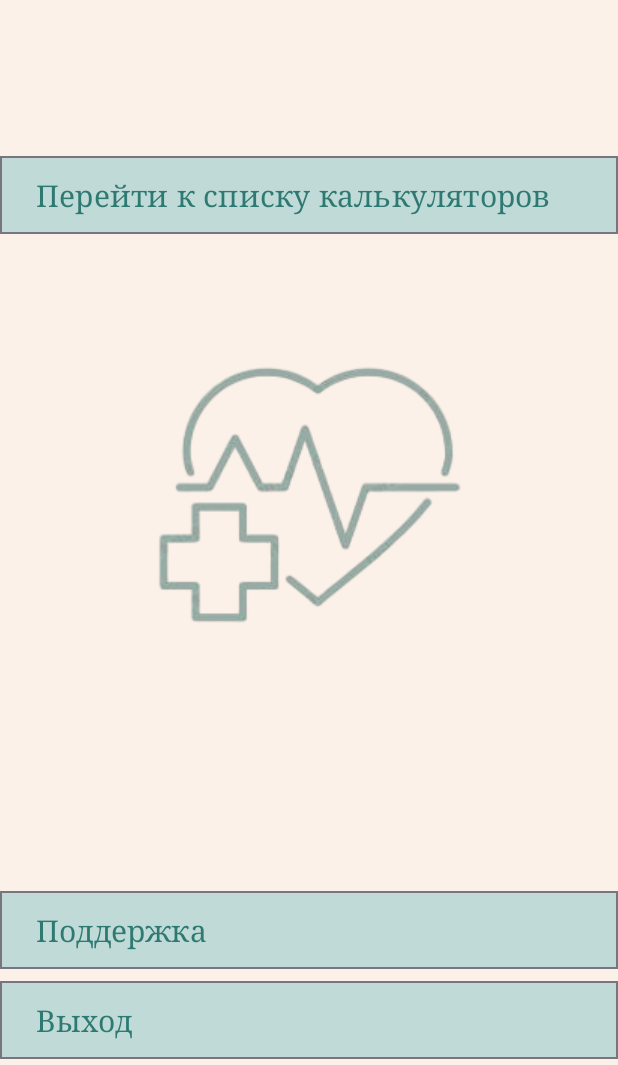
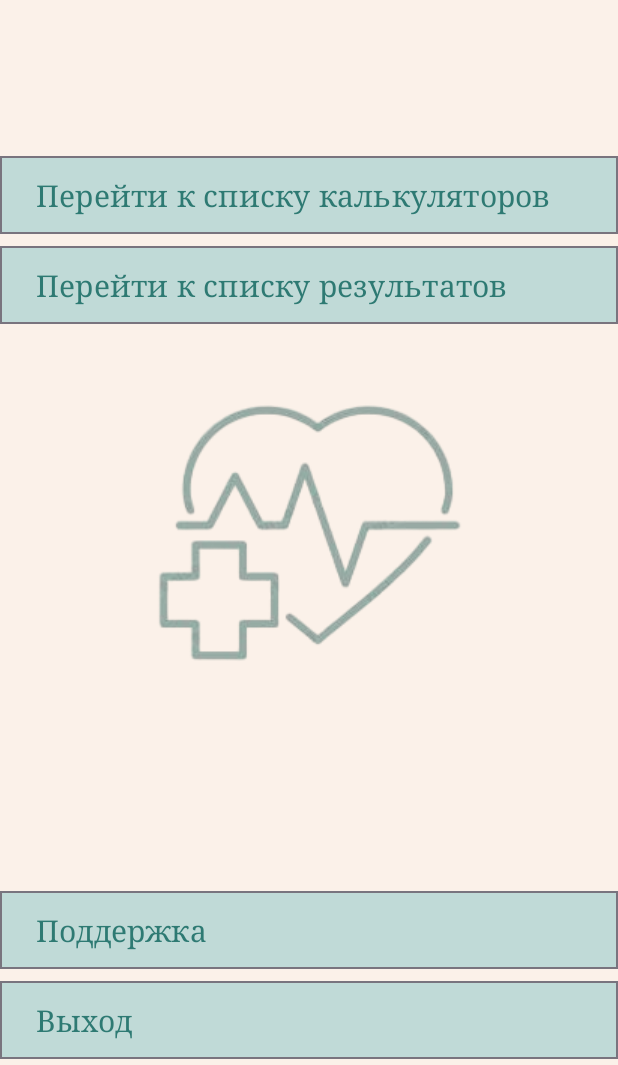
Before and after one commit to flexxlufcu/MedicalCalculator, an Android app: the index screen opened directly, with no data from a screen before it, after a tap on "Вернуться на главную страницу", on a phone screen of 412 x 824 dp, the part 171-1236 px from its top. Run offline under Robolectric (Android 15) with nearby library versions, the phone set to English and light mode, and no system bars; 3 other taps on this screen came first.

Commit message:
added data saving.

```diff
--- a/app/src/main/AndroidManifest.xml
+++ b/app/src/main/AndroidManifest.xml
@@ -12,6 +12,9 @@
         android:supportsRtl="true"
         android:theme="@style/Theme.MedicalCalculator"
         tools:targetApi="31">
+        <activity
+            android:name=".save"
+            android:exported="false" />
         <activity
             android:name=".help"
             android:exported="false" />
--- a/app/src/main/java/com/example/medicalcalculator/index.java
+++ b/app/src/main/java/com/example/medicalcalculator/index.java
@@ -11,7 +11,8 @@ import android.widget.TextView;
 
 public class index extends AppCompatActivity {
 
-    double h, kg, result;
+    double h, kg;
+    static double result;
     EditText Text1, Text2;
     TextView Text;
 
--- a/app/src/main/java/com/example/medicalcalculator/kaliy.java
+++ b/app/src/main/java/com/example/medicalcalculator/kaliy.java
@@ -11,7 +11,8 @@ import android.widget.TextView;
 
 public class kaliy extends AppCompatActivity {
 
-    double m, kpl, result;
+    double m, kpl;
+    static double result;
     EditText Text1, Text2;
     TextView Text;
 
--- a/app/src/main/java/com/example/medicalcalculator/list_of_calculators.java
+++ b/app/src/main/java/com/example/medicalcalculator/list_of_calculators.java
@@ -48,4 +48,5 @@ public class list_of_calculators extends AppCompatActivity {
         Intent intent = new Intent(this, kaliy.class);
         startActivity(intent);
     }
+
 }
--- a/app/src/main/java/com/example/medicalcalculator/miokard.java
+++ b/app/src/main/java/com/example/medicalcalculator/miokard.java
@@ -11,7 +11,8 @@ import android.widget.TextView;
 
 public class miokard extends AppCompatActivity {
 
-    double mgpd, kdr, tzslgd, result;
+    double mgpd, kdr, tzslgd;
+    static double result;
     EditText Text1, Text2, Text3;
     TextView Text;
 
--- a/app/src/main/java/com/example/medicalcalculator/qt.java
+++ b/app/src/main/java/com/example/medicalcalculator/qt.java
@@ -11,7 +11,8 @@ import android.widget.TextView;
 
 public class qt extends AppCompatActivity {
 
-    double qt, rr, kof, result;
+    double qt, rr, kof;
+    static double result;
     EditText Text1, Text2, Text3;
     TextView Text;
 
--- a/app/src/main/java/com/example/medicalcalculator/spid.java
+++ b/app/src/main/java/com/example/medicalcalculator/spid.java
@@ -11,7 +11,8 @@ import android.widget.TextView;
 
 public class spid extends AppCompatActivity {
 
-    double m, doza, concentrate, result;
+    double m, doza, concentrate;
+    static double result;
     EditText Text1, Text2, Text3;
     TextView Text;
 
--- a/app/src/main/java/com/example/medicalcalculator/svkvp.java
+++ b/app/src/main/java/com/example/medicalcalculator/svkvp.java
@@ -11,7 +11,8 @@ import android.widget.TextView;
 
 public class svkvp extends AppCompatActivity {
 
-    double vv, t, result;
+    double vv, t;
+    static double result;
     EditText Text1, Text2;
     TextView Text;
 
@@ -42,6 +43,7 @@ public class svkvp extends AppCompatActivity {
             }
         });
     }
+
     public void back5(View v) {
         Intent intent = new Intent(this, qt.class);
         startActivity(intent);
--- a/app/src/main/res/layout/activity_main.xml
+++ b/app/src/main/res/layout/activity_main.xml
@@ -35,13 +35,28 @@
         android:textSize="20sp"
         app:cornerRadius="0dp" />
 
+    <com.google.android.material.button.MaterialButton
+        android:id="@+id/btn_on_result"
+        style="@style/Widget.Material3.Button.OutlinedButton"
+        android:layout_width="match_parent"
+        android:layout_height="60dp"
+        android:layout_below="@id/btn_on_list"
+        android:backgroundTint="#C0DAD7"
+        android:fontFamily="serif"
+        android:onClick="toResult"
+        android:text="Перейти к списку результатов"
+        android:textAlignment="viewStart"
+        android:textColor="#2E7A73"
+        android:textSize="20sp"
+        app:cornerRadius="0dp" />
+
     <ImageView
         android:id="@+id/imageView2"
         android:layout_width="wrap_content"
         android:layout_height="wrap_content"
         android:layout_below="@id/btn_on_list"
         android:layout_centerHorizontal="true"
-        android:layout_marginTop="60dp"
+        android:layout_marginTop="85dp"
         app:srcCompat="@drawable/exe" />
 
     <com.google.android.material.button.MaterialButton
```
Also changed, not shown: app/src/main/java/com/example/medicalcalculator/MainActivity.java (+14 -0 lines), app/src/main/java/com/example/medicalcalculator/save.java (added, +42 -0 lines), app/src/main/java/com/example/medicalcalculator/saveResult.java (added, +32 -0 lines), app/src/main/res/layout/activity_save.xml (added, +63 -0 lines).
